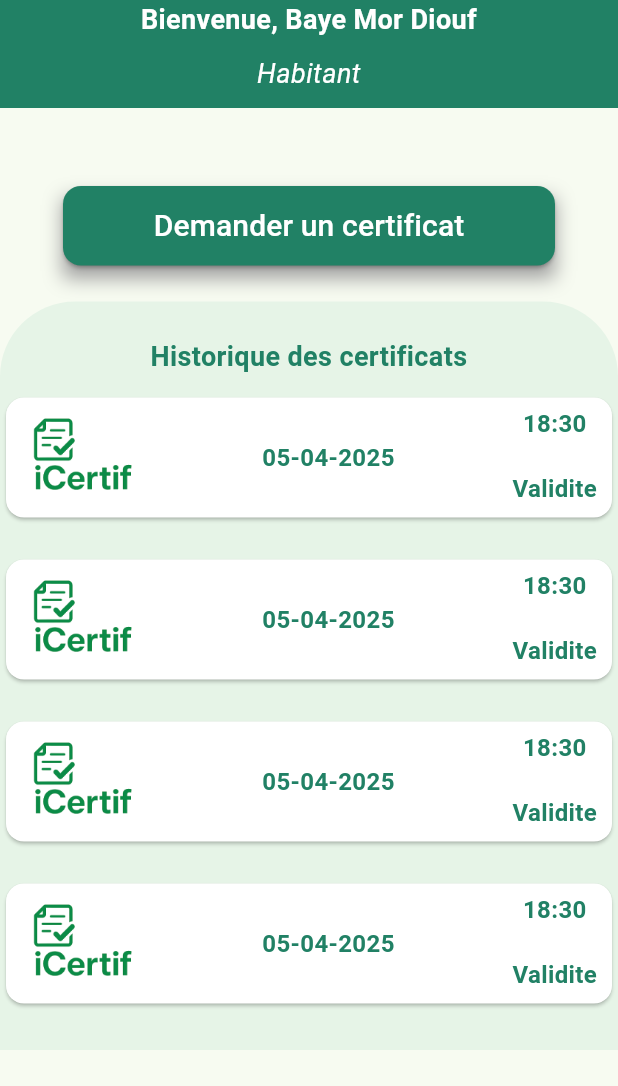
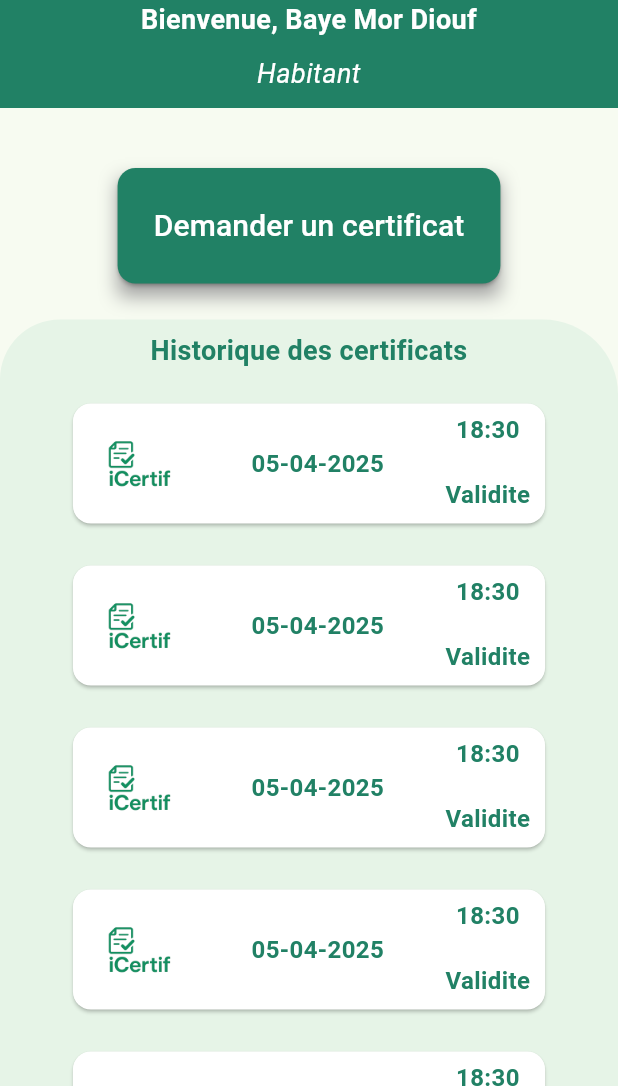
Before and after one commit to ibrahima8-ndiaye/Gestion-de-Certificat, a Flutter app: the AcceuilHabitant screen opened directly, on a phone screen of 412 x 824 dp, the part 150-1236 px from its top. Run offline on Flutter 3.47's test engine with Material 3 defaults, Android fonts, the phone set to English and light mode, and no system bars; our stand-ins replace firebase_auth; accounts and stored records are empty.

Commit message:
modifications sur l'appbar et finitions sur les pages de l'habitant

```diff
--- a/lib/acceuil_hab copy.dart
+++ /dev/null
@@ -1,181 +0,0 @@
-import 'package:flutter/material.dart';
-import 'package:gestion_certificats/appbar.dart';
-import 'package:flutter_sticky_header/flutter_sticky_header.dart';
-
-class AcceuilHabitant extends StatefulWidget {
-  const AcceuilHabitant({super.key});
-
-  @override
-  State<AcceuilHabitant> createState() => _AcceuilHabitantState();
-}
-
-class _AcceuilHabitantState extends State<AcceuilHabitant> {
-  @override
-  Widget build(BuildContext context) {
-    return Scaffold(
-      // appBar: _appbar(context, "Baye Mor Diouf", "Habitant")
-      appBar: MyCustomAppbar(nomUtilisateur: "Baye Mor Diouf", profilUtilisateur: "Habitant",),
-      body: Column(
-        crossAxisAlignment: CrossAxisAlignment.stretch,
-        // mainAxisAlignment: MainAxisAlignment.spaceEvenly,
-        children: [
-          _boutonDemande(context),
-          _historiqueCertificats(context),
-        ],
-      ),
-    );
-  }
-
-  _boutonDemande(context) {
-    return Container(
-      margin: EdgeInsets.symmetric(horizontal: 42, vertical: 24),
-      decoration: BoxDecoration(
-        boxShadow: [
-          BoxShadow(color: Colors.grey, blurRadius: 10, offset: Offset(0, 8))
-        ]
-      ),
-      child: ElevatedButton(
-        onPressed: () {
-        },
-        style: ElevatedButton.styleFrom(
-          shape: RoundedRectangleBorder(
-            borderRadius: BorderRadius.circular(12.0)
-          ),
-          padding: const EdgeInsets.symmetric(vertical: 12),
-          backgroundColor: Color.fromARGB(255, 33, 129, 101),
-          foregroundColor: Color.fromARGB(155, 218, 236, 230),
-        ),
-        child: const Text(
-          "Demander un certificat",
-          style: TextStyle(fontSize: 20, color: Colors.white),
-        ),
-      ),
-    );
-  }
-
-
-  _historiqueCertificats(context) {
-    final double heightElementsEnHaut = 325; // cette valeur a ete determine manuellement, implementation a ameliorer
-
-    return Container(
-      padding: EdgeInsets.symmetric(vertical: 24),
-      height: MediaQuery.of(context).size.height - heightElementsEnHaut,
-      decoration: ShapeDecoration(
-        shape: RoundedRectangleBorder(
-          borderRadius: BorderRadius.only(topLeft: Radius.elliptical(50, 50), topRight: Radius.elliptical(50, 50)),
-        ),
-        // color: Colors.amber,
-        color: Color.fromARGB(255, 230, 244, 231),
-      ),
-      child: CustomScrollView(
-        slivers: <Widget>[
-          SliverStickyHeader(
-            header: Container(
-              child: Text(
-                "Historique des certificats",
-                textAlign: TextAlign.center,
-                style: TextStyle(fontWeight: FontWeight.bold, fontSize: 18, color: Color.fromARGB(255, 33, 129, 101),),
-              ),
-            ),
-            sliver: SliverList(
-              delegate: SliverChildBuilderDelegate(
-                (context, index) {
-                  return CardHistoriqueCert();
-                },
-                childCount: 6,
-              ),
-            ),
-          ),
-        ],
-          // CardHistoriqueCert(),
-          // CardHistoriqueCert(),
-          // CardHistoriqueCert(),
-          // CardHistoriqueCert(),
-          // CardHistoriqueCert(),
-          // CardHistoriqueCert(),
-        // ],
-      ),
-    );
-  }
-}
-
-class CardHistoriqueCert extends StatelessWidget {
-  const CardHistoriqueCert({super.key});
-
-  @override
-  Widget build(BuildContext context) {
-    String? date = "05-04-2025";
-    String? heure = "18:30";
-
-    return Container(
-      padding: EdgeInsets.symmetric(vertical: 10),
-      child: Card(
-        color: Colors.white,
-        clipBehavior: Clip.hardEdge,
-        child: InkWell(
-          splashColor: Color.fromARGB(255, 230, 244, 231),
-          onTap: () {
-            debugPrint('Afficher details certificat.');
-          },
-          child: Container(
-            padding: EdgeInsets.symmetric(horizontal: 10, vertical: 6),
-            width: 380,
-            height: 80,
-            child: Row(
-              // spacing: 50,
-              mainAxisAlignment: MainAxisAlignment.spaceBetween,
-              children: [
-                Image.asset("assets/images/cert-icon-min-sb.png",),
-                Text(date,  textAlign: TextAlign.center,
-                  style: TextStyle(
-                    color: Color.fromARGB(255, 33, 129, 101), fontWeight: FontWeight.bold, fontSize: 16),
-                ),
-                Column(
-                  children: [
-                    Text(
-                      heure,
-                      textAlign: TextAlign.center,
-                      style: TextStyle(
-                        color: Color.fromARGB(255, 33, 129, 101), fontWeight: FontWeight.bold, fontSize: 16
-                      ),
-                    ),
-                    SizedBox(height: 20,),
-                    Text(
-                      "Validite",
-                      textAlign: TextAlign.end,
-                      style: TextStyle(
-                        color: Color.fromARGB(255, 33, 129, 101), fontWeight: FontWeight.bold, fontSize: 16
-                      ),
-                    ),
-                  ]
-                ),
-              ],
-            ),
-          ),
-        ),
-      ),
-    );
-  }
-
-  // Widget build(BuildContext context) {
-  //   return Container(
-  //     margin: EdgeInsets.symmetric(vertical: 24),
-  //     child: ElevatedButton(
-  //       onPressed: () {
-  //       },
-  //       style: ElevatedButton.styleFrom(
-  //         shape: RoundedRectangleBorder(
-  //           borderRadius: BorderRadius.circular(12.0)
-  //         ),
-  //         padding: const EdgeInsets.symmetric(vertical: 12, horizontal: 50),
-  //         // backgroundColor: Color.fromARGB(255, 33, 129, 101),
-  //         // foregroundColor: Color.fromARGB(155, 218, 236, 230),
-  //       ),
-  //       child: const Text(
-  //         "Certificat numero 127192",
-  //         style: TextStyle(fontSize: 20, color: Color.fromARGB(255, 33, 129, 101)),
-  //       ),
-  //     ),
-  //   );
-  // }
-}
--- a/lib/acceuil_hab.dart
+++ b/lib/acceuil_hab.dart
@@ -1,6 +1,7 @@
 import 'package:flutter/material.dart';
 import 'package:gestion_certificats/appbar.dart';
 import 'package:gestion_certificats/custom_card.dart';
+import 'package:gestion_certificats/demande_certificat.dart';
 
 class AcceuilHabitant extends StatefulWidget {
   const AcceuilHabitant({super.key});
@@ -12,23 +13,25 @@ class AcceuilHabitant extends StatefulWidget {
 class _AcceuilHabitantState extends State<AcceuilHabitant> {
   @override
   Widget build(BuildContext context) {
-    return Scaffold(
+    return Material(
+      child: Scaffold(
         // appBar: _appbar(context, "Baye Mor Diouf", "Habitant")
         appBar: MyCustomAppbar(nomUtilisateur: "Baye Mor Diouf", profilUtilisateur: "Habitant",),
         body: Column(
-        crossAxisAlignment: CrossAxisAlignment.stretch,
           // mainAxisAlignment: MainAxisAlignment.spaceEvenly,
+          // crossAxisAlignment: CrossAxisAlignment.stretch,
           children: [
             _boutonDemande(context),
             _historiqueCertificats(context),
           ],
+        ),
       ),
     );
   }
 
   _boutonDemande(context) {
     return Container(
-      margin: EdgeInsets.symmetric(horizontal: 42, vertical: 24),
+      margin: EdgeInsets.only(left: 42, right: 42, top: 12, bottom: 24),
       decoration: BoxDecoration(
         boxShadow: [
           BoxShadow(color: Colors.grey, blurRadius: 10, offset: Offset(0, 8))
@@ -36,18 +39,22 @@ class _AcceuilHabitantState extends State<AcceuilHabitant> {
       ),
       child: ElevatedButton(
         onPressed: () {
+          Navigator.push(context, MaterialPageRoute(builder: (context) => DemandeCertificat()));
         },
         style: ElevatedButton.styleFrom(
           shape: RoundedRectangleBorder(
             borderRadius: BorderRadius.circular(12.0)
           ),
-          padding: const EdgeInsets.symmetric(vertical: 12),
+          padding: const EdgeInsets.symmetric(vertical: 18),
           backgroundColor: Color.fromARGB(255, 33, 129, 101),
           foregroundColor: Color.fromARGB(155, 218, 236, 230),
         ),
-        child: const Text(
+        child: Padding(
+          padding: const EdgeInsets.symmetric(horizontal: 24, vertical: 6),
+          child: Text(
             "Demander un certificat",
             style: TextStyle(fontSize: 20, color: Colors.white),
+          ),
         ),
       ),
     );
@@ -55,16 +62,24 @@ class _AcceuilHabitantState extends State<AcceuilHabitant> {
 
 
   _historiqueCertificats(context) {
-    final double heightElementsEnHaut = 330; // cette valeur a ete determine manuellement, implementation a ameliorer
+    final double heightElementsEnHaut = 339; // cette valeur a ete determine manuellement, implementation a ameliorer
 
     return MyCustomCard(
-      child: ListView(
+      child: Column(
         children: [
-            Text(
+          Padding(
+            padding: EdgeInsets.symmetric(vertical: 8),
+            child: Text(
               "Historique des certificats",
               textAlign: TextAlign.center,
               style: TextStyle(fontWeight: FontWeight.bold, fontSize: 18, color: Color.fromARGB(255, 33, 129, 101),),
             ),
+          ),
+          Container(
+            padding: EdgeInsets.symmetric(horizontal: 24),
+            height: MediaQuery.of(context).size.height - heightElementsEnHaut,
+            child: ListView(
+                children: [
                   CardHistoriqueCert(),
                   CardHistoriqueCert(),
                   CardHistoriqueCert(),
@@ -74,35 +89,10 @@ class _AcceuilHabitantState extends State<AcceuilHabitant> {
                   CardHistoriqueCert(),
                 ],
               ),
+          ),
+        ],
+      ),
     );
-
-    // return Container(
-    //   padding: EdgeInsets.symmetric(vertical: 24),
-    //   height: MediaQuery.of(context).size.height - heightElementsEnHaut,
-    //   decoration: ShapeDecoration(
-    //     shape: RoundedRectangleBorder(
-    //       borderRadius: BorderRadius.only(topLeft: Radius.elliptical(50, 50), topRight: Radius.elliptical(50, 50)),
-    //     ),
-    //     // color: Colors.amber,
-    //     color: Color.fromARGB(255, 230, 244, 231),
-    //   ),
-    //   child: ListView(
-    //     children: [
-    //       Text(
-    //         "Historique des certificats",
-    //         textAlign: TextAlign.center,
-    //         style: TextStyle(fontWeight: FontWeight.bold, fontSize: 18, color: Color.fromARGB(255, 33, 129, 101),),
-    //       ),
-    //       CardHistoriqueCert(),
-    //       CardHistoriqueCert(),
-    //       CardHistoriqueCert(),
-    //       CardHistoriqueCert(),
-    //       CardHistoriqueCert(),
-    //       CardHistoriqueCert(),
-    //       CardHistoriqueCert(),
-    //     ],
-    //   ),
-    // );
   }
 }
 
--- a/lib/appbar.dart
+++ b/lib/appbar.dart
@@ -1,10 +1,19 @@
 import 'package:flutter/material.dart';
 import 'package:gestion_certificats/acceuil.dart';
+import 'package:gestion_certificats/connexion.dart';
+
+// il faut appeler le constructeur MyCustomAppbar.titled() pour les pages ou il y a le bouton
+// "retour" et le titre de la page
+
+// Pour les pages d'acceuil "administrateur" et "Habitant", il faut juste appeler le constructeur
+// par defaut avec le nom de l'utilisateur et son profil comme arguments "MyCustomAppbar()"
 
 class MyCustomAppbar extends StatefulWidget implements PreferredSizeWidget {
-  final String nomUtilisateur;
-  final String profilUtilisateur;
-  const MyCustomAppbar({super.key, required this.nomUtilisateur, required this.profilUtilisateur});
+  String? nomUtilisateur;
+  String? profilUtilisateur;
+  String? title;
+  MyCustomAppbar({super.key, required this.nomUtilisateur, required this.profilUtilisateur});
+  MyCustomAppbar.titled({super.key, required this.title});
 
   @override
   // Size get preferredSize => const Size.fromHeight(kToolbarHeight);
@@ -29,12 +38,11 @@ class _MyCustomAppbarState extends State<MyCustomAppbar> {
               onPressed: () {
                 Navigator.push(
                   context,
-                  MaterialPageRoute(builder: (context) => Acceuil()),
+                  MaterialPageRoute(builder: (context) => Connexion()),
                 );
               },
               icon: Image.asset("assets/images/logo-white.png"),
             ),
-            // title: Text("Bienvenue Baye Mor Diouf"),
             actions: [
               IconButton(
                 icon: const Icon(Icons.menu_rounded),
@@ -46,14 +54,24 @@ class _MyCustomAppbarState extends State<MyCustomAppbar> {
               ),
             ],
             elevation: 10,
-            backgroundColor: const Color.fromARGB(255, 33, 129, 101),
+            backgroundColor: Color.fromARGB(245, 33, 129, 101),
           ),
+          _appbarBottom()
+        ]
+      ),
+    );
+  }
+
+  _appbarBottom() {
+    if(widget.title == null) {
+      return Column(
+        children: [
           Container(
               width: MediaQuery.of(context).size.width,
               color: Color.fromARGB(255, 33, 129, 101),
               child:
                 Text(
-                "Bienvenue, ${widget.nomUtilisateur}",
+                  "Bienvenue, ${widget.nomUtilisateur!}",
                   style: TextStyle(fontSize: 18, fontWeight: FontWeight.bold, color: Colors.white),
                   textAlign: TextAlign.center,
                 ),
@@ -69,8 +87,43 @@ class _MyCustomAppbarState extends State<MyCustomAppbar> {
                   textAlign: TextAlign.center,
                 ),
             ),
-        ]
+        ],
+      );
+    } else {
+      return Container(
+        padding: EdgeInsets.all(10),
+        width: MediaQuery.of(context).size.width,
+        color: Color.fromARGB(255, 33, 129, 101),
+        child: Row(
+          mainAxisAlignment: MainAxisAlignment.spaceBetween,
+          children: [
+            TextButton(
+              onPressed: () {},
+              style: TextButton.styleFrom(
+                foregroundColor: Colors.white,
+              ),
+              child: Row(
+                children: [
+                  Icon(
+                    Icons.arrow_back_ios_new_rounded,
+                    color: Colors.white,
+                  ),
+                  SizedBox(width: 10,),
+                  Text(
+                    "Retour",
+                    style: TextStyle(fontSize: 17, fontWeight: FontWeight.bold, color: Colors.white),
+                  ),
+                ],
+              ),
+            ),
+            Text(
+              widget.title!,
+              style: TextStyle(fontSize: 17, fontWeight: FontWeight.bold, color: Colors.white),
+              textAlign: TextAlign.end,
+            )
+          ],
         ),
       );
     }
   }
+}
--- a/lib/connexion.dart
+++ b/lib/connexion.dart
@@ -21,7 +21,7 @@ class _ConnexionState extends State<Connexion> {
           MyCustomHeader(),
           SizedBox(height: 50,),
           Padding(
-            padding: const EdgeInsets.symmetric(horizontal: 24),
+            padding: EdgeInsets.symmetric(horizontal: MediaQuery.of(context).size.width / 8),
             child: MyCustomForm(),
           ),
           SizedBox(height: 20,),
--- a/lib/custom_card.dart
+++ b/lib/custom_card.dart
@@ -8,11 +8,11 @@ class MyCustomCard extends StatelessWidget {
   @override
   Widget build(BuildContext context) {
     return Container(
-      padding: EdgeInsets.symmetric(vertical: 24,),
+      padding: EdgeInsets.symmetric(horizontal: MediaQuery.of(context).size.width / 20),
       // height: MediaQuery.of(context).size.height - heightElementsEnHaut,
       decoration: ShapeDecoration(
         shape: RoundedRectangleBorder(
-          borderRadius: BorderRadius.only(topLeft: Radius.elliptical(50, 50), topRight: Radius.elliptical(50, 50)),
+          borderRadius: BorderRadius.only(topLeft: Radius.elliptical(40, 40), topRight: Radius.elliptical(50, 50)),
         ),
         // color: Colors.amber,
         color: Color.fromARGB(255, 230, 244, 231),
--- a/lib/main.dart
+++ b/lib/main.dart
@@ -1,6 +1,7 @@
 import 'package:flutter/material.dart';
 import 'package:gestion_certificats/acceuil.dart';
 import 'package:firebase_auth/firebase_auth.dart';
+import 'package:gestion_certificats/acceuil_hab.dart';
 import 'package:gestion_certificats/connexion.dart';
 import 'package:gestion_certificats/demande_certificat.dart';
 
@@ -24,8 +25,8 @@ class MainApp extends StatelessWidget {
         colorScheme: ColorScheme.fromSeed(seedColor: Colors.green),
       ),
       // debugShowCheckedModeBanner: false,
-      // home: Acceuil(),
-      home: DemandeCertificat(),
+      home: Connexion(),
+      // home: DemandeCertificat(),
       // home: AcceuilHabitant(),
     );
   }
--- a/pubspec.yaml
+++ b/pubspec.yaml
@@ -13,6 +13,7 @@ dependencies:
   sticky_headers: ^0.3.0+2
   flutter_sticky_header: ^0.7.0
   intl: ^0.20.2
+  google_fonts: ^6.2.1
 
 dev_dependencies:
   flutter_test:
```
Also changed, not shown: lib/demande_certificat.dart (+136 -88 lines), lib/reinitialisation.dart (+2 -5 lines), pubspec.lock, 1 other file. Lines whose indentation alone changed are shown as unchanged.
